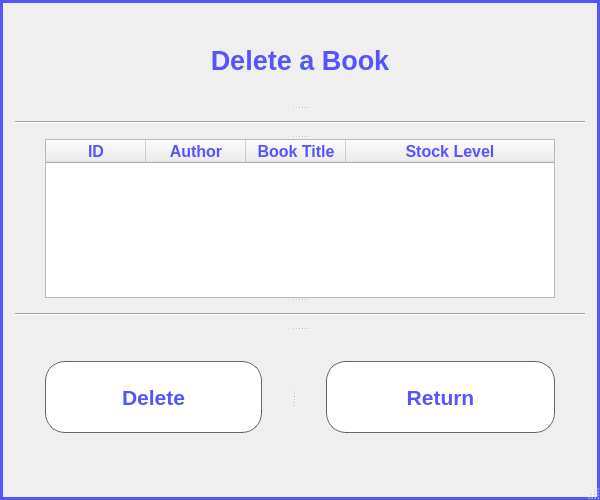
First picture: the form in app_gui_3.ui, repository miguelciancio/bookstore-manager, before the edit.
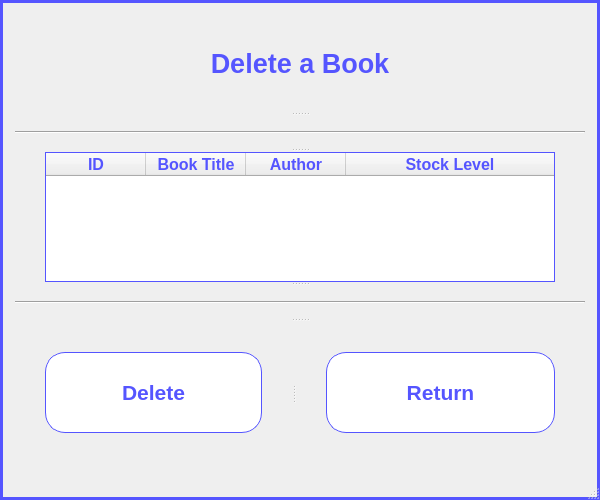
Second picture: the form after the edit.

```diff
--- a/app_gui_3.ui
+++ b/app_gui_3.ui
@@ -97,7 +97,7 @@
        <property name="font">
         <font>
          <family>Arial</family>
-         <pointsize>11</pointsize>
+         <pointsize>-1</pointsize>
         </font>
        </property>
        <property name="autoFillBackground">
@@ -105,14 +105,24 @@
        </property>
        <property name="styleSheet">
         <string notr="true">QTableWidget {
-	margin: 0px 30px;
+	color: rgb(85, 85, 255);
+	
+	font-family: Arial;
+	font-size: 14px;
+
+	text-align: center;
+	
+	border: 1px solid rgb(85, 85, 255);
+	
+	margin-left: 30px;
+	margin-right: 30px;
 }</string>
        </property>
        <property name="frameShape">
         <enum>QFrame::StyledPanel</enum>
        </property>
        <property name="sizeAdjustPolicy">
-        <enum>QAbstractScrollArea::AdjustIgnored</enum>
+        <enum>QAbstractScrollArea::AdjustToContents</enum>
        </property>
        <property name="autoScrollMargin">
         <number>16</number>
@@ -193,31 +203,6 @@
          </brush>
         </property>
        </column>
-       <column>
-        <property name="text">
-         <string>Author</string>
-        </property>
-        <property name="font">
-         <font>
-          <family>Arial</family>
-          <pointsize>12</pointsize>
-          <weight>75</weight>
-          <bold>true</bold>
-         </font>
-        </property>
-        <property name="textAlignment">
-         <set>AlignCenter</set>
-        </property>
-        <property name="foreground">
-         <brush brushstyle="SolidPattern">
-          <color alpha="255">
-           <red>85</red>
-           <green>85</green>
-           <blue>255</blue>
-          </color>
-         </brush>
-        </property>
-       </column>
        <column>
         <property name="text">
          <string>Book Title</string>
@@ -243,6 +228,31 @@
          </brush>
         </property>
        </column>
+       <column>
+        <property name="text">
+         <string>Author</string>
+        </property>
+        <property name="font">
+         <font>
+          <family>Arial</family>
+          <pointsize>12</pointsize>
+          <weight>75</weight>
+          <bold>true</bold>
+         </font>
+        </property>
+        <property name="textAlignment">
+         <set>AlignCenter</set>
+        </property>
+        <property name="foreground">
+         <brush brushstyle="SolidPattern">
+          <color alpha="255">
+           <red>85</red>
+           <green>85</green>
+           <blue>255</blue>
+          </color>
+         </brush>
+        </property>
+       </column>
        <column>
         <property name="text">
          <string>Stock Level</string>
@@ -309,7 +319,7 @@
 	background-color: rgb(255, 255, 255);
 	color: rgb(85, 85, 255);
 
-	border: 1px solid rgba(0, 0, 0, 148);
+	border: 1px solid rgb(85, 85, 255);
 	border-radius: 20px;
 
 	height: 70px;
@@ -350,7 +360,7 @@
 	background-color: rgb(255, 255, 255);
 	color: rgb(85, 85, 255);
 
-	border: 1px solid rgba(0, 0, 0, 148);
+	border: 1px solid rgb(85, 85, 255);
 	border-radius: 20px;
 
 	height: 70px;
```
Left out of the diff: 10 changed lines with no effect on the pictures.
